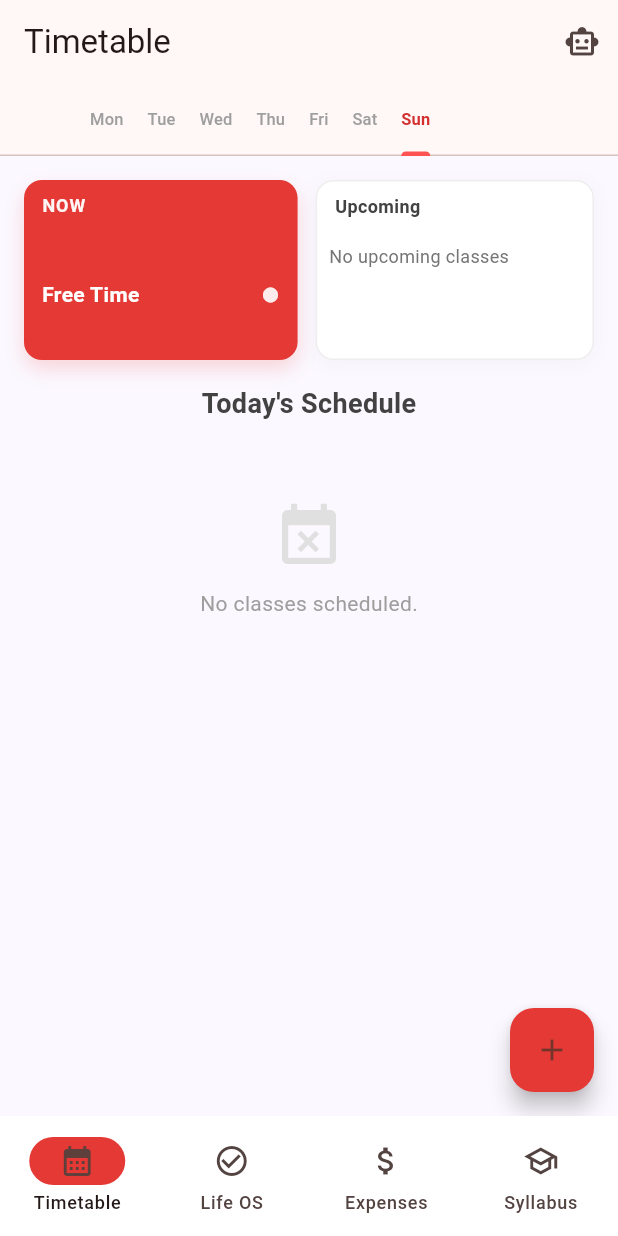
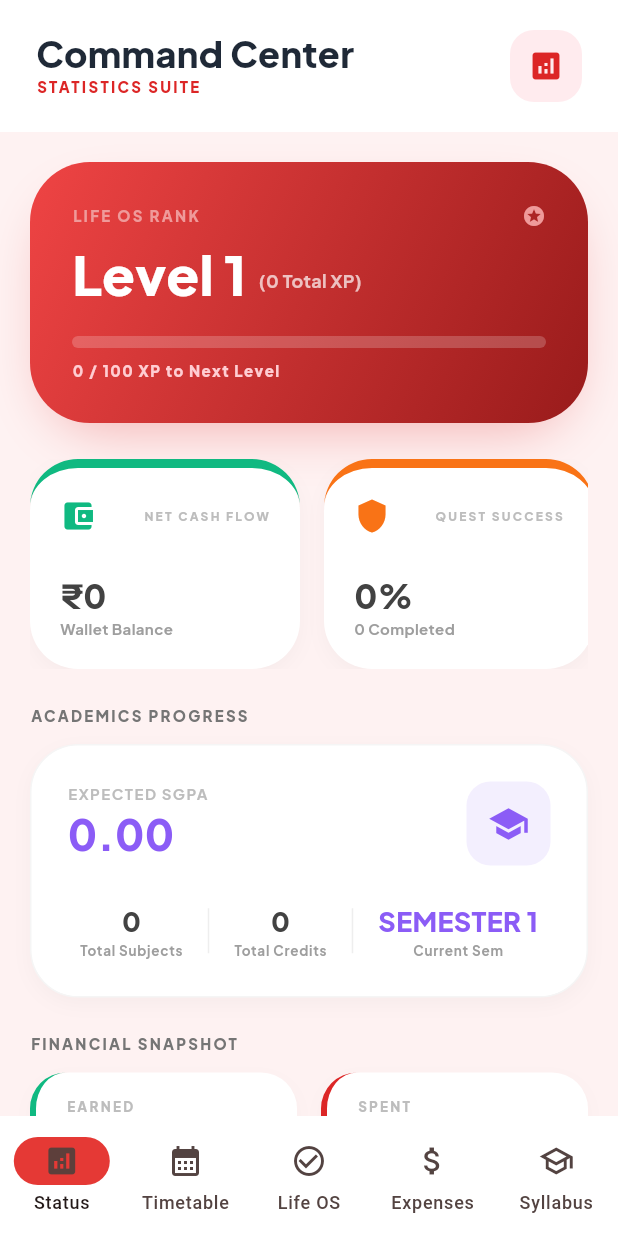
Before and after one commit to srikar-up/clg, a Flutter app: the screen it shows after launch, on a phone screen of 412 x 824 dp. Run offline on Flutter 3.47's test engine with Material 3 defaults, Android fonts, the phone set to English and light mode, and no system bars; our stand-ins replace google_fonts, hive, hive_flutter; accounts and stored records are empty.

Commit message:
feat: add DashboardScreen to display key metrics from Life OS, expenses, timetable, and syllabus.

```diff
--- a/lib/logic/life_provider.dart
+++ b/lib/logic/life_provider.dart
@@ -47,8 +47,51 @@ class LifeProvider extends ChangeNotifier {
   List<LifeEvent> get events => _events;
 
   int get totalPoints => _total;
-  int get currentLevel => (_total / 100).floor() + 1;
-  double get levelProgress => (_total % 100) / 100;
+  int get currentLevel {
+    int lvl = 1;
+    double req = 100;
+    double startSum = 0;
+    double current = _total.toDouble();
+    while (current >= (startSum + req)) {
+      startSum += req;
+      lvl++;
+      req *= 1.5;
+    }
+    return lvl;
+  }
+
+  double get levelProgress {
+    double req = 100;
+    double startSum = 0;
+    double current = _total.toDouble();
+    while (current >= (startSum + req)) {
+      startSum += req;
+      req *= 1.5;
+    }
+    return (current - startSum) / req;
+  }
+
+  int get currentLevelProgressXp {
+    double req = 100;
+    double startSum = 0;
+    double current = _total.toDouble();
+    while (current >= (startSum + req)) {
+      startSum += req;
+      req *= 1.5;
+    }
+    return (current - startSum).toInt();
+  }
+
+  int get nextLevelXp {
+    double req = 100;
+    double startSum = 0;
+    double current = _total.toDouble();
+    while (current >= (startSum + req)) {
+      startSum += req;
+      req *= 1.5;
+    }
+    return req.toInt();
+  }
 
   int get totalQuestsCompleted => _quests.where((q) => q.isCompleted).length;
   double get successRate => _quests.isEmpty ? 0 : (totalQuestsCompleted / _quests.length) * 100;
--- a/lib/main.dart
+++ b/lib/main.dart
@@ -13,6 +13,7 @@ import 'screens/timetable_screen.dart';
 import 'screens/life_os_screen.dart';
 import 'screens/expense_screen.dart'; // New
 import 'screens/syllabus_screen.dart'; // New
+import 'screens/dashboard_screen.dart';
 
 void main() async {
   WidgetsFlutterBinding.ensureInitialized();
@@ -71,6 +72,7 @@ class _MainDashboardState extends State<MainDashboard> {
   int _index = 0;
 
   final List<Widget> _screens = [
+    const DashboardScreen(),
     const TimetableScreen(),
     const LifeOsScreen(),
     const ExpenseScreen(), // Now connected
@@ -87,6 +89,7 @@ class _MainDashboardState extends State<MainDashboard> {
         onDestinationSelected: (i) => setState(() => _index = i),
         indicatorColor: Colors.red.shade600,
         destinations: const [
+          NavigationDestination(icon: Icon(Icons.analytics_outlined), selectedIcon: Icon(Icons.analytics), label: 'Status'),
           NavigationDestination(icon: Icon(Icons.calendar_month), label: 'Timetable'),
           NavigationDestination(icon: Icon(Icons.check_circle_outline), label: 'Life OS'),
           NavigationDestination(icon: Icon(Icons.attach_money), label: 'Expenses'),
--- /dev/null
+++ b/lib/screens/dashboard_screen.dart
@@ -0,0 +1,336 @@
+import 'package:flutter/material.dart';
+import 'package:provider/provider.dart';
+import 'package:google_fonts/google_fonts.dart';
+import 'package:intl/intl.dart';
+
+import '../logic/life_provider.dart';
+import '../logic/expense_provider.dart';
+import '../logic/timetable_provider.dart';
+import '../logic/syllabus_provider.dart';
+
+const _bgPrimary = Color(0xFFFEF2F2);
+const _textDark = Color(0xFF1F2937);
+const _gradStart = Color(0xFFEF4444);
+const _gradEnd = Color(0xFF991B1B);
+const _red600 = Color(0xFFDC2626);
+const _green = Color(0xFF10B981);
+const _purple = Color(0xFF8B5CF6);
+const _orange = Color(0xFFF97316);
+const _blue = Color(0xFF3B82F6);
+
+class DashboardScreen extends StatelessWidget {
+  const DashboardScreen({super.key});
+
+  @override
+  Widget build(BuildContext context) {
+    final lifeProv = context.watch<LifeProvider>();
+    final expProv = context.watch<ExpenseProvider>();
+    final timeProv = context.watch<TimetableProvider>();
+    final sylProv = context.watch<SyllabusProvider>();
+
+    final currencyFmt = NumberFormat.currency(locale: 'en_IN', symbol: '₹', decimalDigits: 0);
+
+    return Scaffold(
+      backgroundColor: _bgPrimary,
+      body: SafeArea(
+        child: Column(
+          children: [
+            // HEADER
+            Container(
+              color: Colors.white,
+              padding: const EdgeInsets.symmetric(horizontal: 24, vertical: 20),
+              child: Row(
+                mainAxisAlignment: MainAxisAlignment.spaceBetween,
+                children: [
+                   Column(
+                     crossAxisAlignment: CrossAxisAlignment.start,
+                     children: [
+                       Text('Command Center', style: GoogleFonts.plusJakartaSans(fontSize: 24, fontWeight: FontWeight.w900, color: _textDark, height: 1)),
+                       const SizedBox(height: 4),
+                       Text('STATISTICS SUITE', style: GoogleFonts.plusJakartaSans(fontSize: 10, fontWeight: FontWeight.w900, color: _red600, letterSpacing: 1.5)),
+                     ],
+                   ),
+                   Container(
+                     padding: const EdgeInsets.all(12),
+                     decoration: BoxDecoration(
+                       color: Colors.red.shade50,
+                       borderRadius: BorderRadius.circular(16)
+                     ),
+                     child: const Icon(Icons.analytics, color: _red600, size: 24),
+                   ),
+                ],
+              ),
+            ),
+
+            Expanded(
+              child: ListView(
+                physics: const BouncingScrollPhysics(),
+                padding: const EdgeInsets.all(20).copyWith(bottom: 100),
+                children: [
+
+                  // MAIN HERO METRIC (Life OS Level & XP)
+                  Container(
+                    padding: const EdgeInsets.all(28),
+                    decoration: BoxDecoration(
+                      gradient: const LinearGradient(colors: [_gradStart, _gradEnd], begin: Alignment.topLeft, end: Alignment.bottomRight),
+                      borderRadius: BorderRadius.circular(40),
+                      boxShadow: const [BoxShadow(color: Color.fromRGBO(220, 38, 38, 0.3), blurRadius: 30, spreadRadius: -10, offset: Offset(0, 15))],
+                    ),
+                    child: Column(
+                      crossAxisAlignment: CrossAxisAlignment.start,
+                      children: [
+                         Row(
+                           mainAxisAlignment: MainAxisAlignment.spaceBetween,
+                           children: [
+                             Text('LIFE OS RANK', style: GoogleFonts.plusJakartaSans(fontSize: 10, fontWeight: FontWeight.w900, color: Colors.red.shade200, letterSpacing: 1.5)),
+                             Icon(Icons.stars, color: Colors.red.shade200, size: 16),
+                           ],
+                         ),
+                         const SizedBox(height: 12),
+                         Row(
+                           crossAxisAlignment: CrossAxisAlignment.end,
+                           children: [
+                              Text('Level ${lifeProv.currentLevel}', style: GoogleFonts.plusJakartaSans(fontSize: 36, fontWeight: FontWeight.w900, color: Colors.white, height: 1)),
+                              const SizedBox(width: 8),
+                              Padding(
+                                padding: const EdgeInsets.only(bottom: 4),
+                                child: Text('(${lifeProv.totalPoints} Total XP)', style: GoogleFonts.plusJakartaSans(fontSize: 12, fontWeight: FontWeight.bold, color: Colors.white70)),
+                              ),
+                           ],
+                         ),
+                         const SizedBox(height: 24),
+                         Container(
+                           height: 8,
+                           width: double.infinity,
+                           decoration: BoxDecoration(color: Colors.white.withValues(alpha: 0.2), borderRadius: BorderRadius.circular(12)),
+                           child: FractionallySizedBox(
+                             alignment: Alignment.centerLeft,
+                             widthFactor: lifeProv.levelProgress.clamp(0.0, 1.0),
+                             child: Container(
+                               decoration: BoxDecoration(color: Colors.white, borderRadius: BorderRadius.circular(12)),
+                             ),
+                           ),
+                         ),
+                         const SizedBox(height: 8),
+                         Text('${lifeProv.currentLevelProgressXp} / ${lifeProv.nextLevelXp} XP to Next Level', style: GoogleFonts.plusJakartaSans(fontSize: 10, fontWeight: FontWeight.w900, color: Colors.red.shade100, letterSpacing: 1)),
+                      ],
+                    ),
+                  ),
+
+                  const SizedBox(height: 24),
+
+                  // HORIZONTAL METRICS LIST (Scrollable Cards)
+                  SizedBox(
+                    height: 140,
+                    child: ListView(
+                      scrollDirection: Axis.horizontal,
+                      physics: const BouncingScrollPhysics(),
+                      children: [
+                        _buildInfoCard(
+                           title: 'NET CASH FLOW',
+                           value: currencyFmt.format(expProv.netCashFlow),
+                           subtitle: 'Wallet Balance',
+                           icon: Icons.account_balance_wallet,
+                           color: _green,
+                        ),
+                        const SizedBox(width: 16),
+                        _buildInfoCard(
+                           title: 'QUEST SUCCESS',
+                           value: '${lifeProv.successRate.toStringAsFixed(0)}%',
+                           subtitle: '${lifeProv.totalQuestsCompleted} Completed',
+                           icon: Icons.shield,
+                           color: _orange,
+                        ),
+                        const SizedBox(width: 16),
+                        _buildInfoCard(
+                           title: 'TODAY\'S CLASSES',
+                           value: '${timeProv.getItemsForDay(DateTime.now().weekday).length}',
+                           subtitle: 'Scheduled items',
+                           icon: Icons.calendar_today,
+                           color: _blue,
+                        ),
+                      ],
+                    ),
+                  ),
+
+                  const SizedBox(height: 24),
+
+                  // ACADEMICS WIDGET (Syllabus)
+                  Text('ACADEMICS PROGRESS', style: GoogleFonts.plusJakartaSans(fontSize: 10, fontWeight: FontWeight.w900, color: Colors.grey.shade600, letterSpacing: 1.5)),
+                  const SizedBox(height: 12),
+                  Container(
+                    padding: const EdgeInsets.all(24),
+                    decoration: BoxDecoration(
+                      color: Colors.white,
+                      borderRadius: BorderRadius.circular(32),
+                      boxShadow: const [BoxShadow(color: Color.fromRGBO(0,0,0,0.03), blurRadius: 10, offset: Offset(0, 4))],
+                      border: Border.all(color: Colors.grey.shade100)
+                    ),
+                    child: Column(
+                      children: [
+                        Row(
+                          mainAxisAlignment: MainAxisAlignment.spaceBetween,
+                          children: [
+                            Column(
+                              crossAxisAlignment: CrossAxisAlignment.start,
+                              children: [
+                                Text('EXPECTED SGPA', style: GoogleFonts.plusJakartaSans(fontSize: 10, fontWeight: FontWeight.bold, color: Colors.grey.shade400, letterSpacing: 1)),
+                                Text(sylProv.predictSGPA().toStringAsFixed(2), style: GoogleFonts.plusJakartaSans(fontSize: 28, fontWeight: FontWeight.w900, color: _purple)),
+                              ],
+                            ),
+                            Container(
+                              width: 56, height: 56,
+                              decoration: BoxDecoration(color: _purple.withValues(alpha:0.1), borderRadius: BorderRadius.circular(16)),
+                              child: const Icon(Icons.school, color: _purple, size: 28),
+                            )
+                          ],
+                        ),
+                        const SizedBox(height: 24),
+                        Row(
+                          mainAxisAlignment: MainAxisAlignment.spaceAround,
+                          children: [
+                            _buildStatColumn('Total Subjects', '${sylProv.subjects.length}', Colors.grey.shade800),
+                            Container(width: 1, height: 30, color: Colors.grey.shade200),
+                            _buildStatColumn('Total Credits', '${sylProv.subjects.fold<int>(0, (prev, s) => prev + s.credits)}', Colors.grey.shade800),
+                            Container(width: 1, height: 30, color: Colors.grey.shade200),
+                            _buildStatColumn('Current Sem', '${sylProv.activeSemesterName}', _purple),
+                          ],
+                        )
+                      ],
+                    ),
+                  ),
+
+                  const SizedBox(height: 24),
+
+                  // WEALTH WIDGET (Finance)
+                  Text('FINANCIAL SNAPSHOT', style: GoogleFonts.plusJakartaSans(fontSize: 10, fontWeight: FontWeight.w900, color: Colors.grey.shade600, letterSpacing: 1.5)),
+                  const SizedBox(height: 12),
+                  Row(
+                    children: [
+                      Expanded(child: _buildFinanceCard('Earned', expProv.totalIncome, _green)),
+                      const SizedBox(width: 16),
+                      Expanded(child: _buildFinanceCard('Spent', expProv.totalExpense, _red600)),
+                    ],
+                  ),
+                  const SizedBox(height: 16),
+                  Row(
+                    children: [
+                      Expanded(child: _buildFinanceCard('Investing', expProv.totalInvestment, _purple, subtitle: '${expProv.investRate.toStringAsFixed(1)}% Rate')),
+                      const SizedBox(width: 16),
+                      Expanded(child: _buildFinanceCard('Debt', expProv.outstandingDebt, _orange, isDebt: true)),
+                    ],
+                  ),
+
+                  const SizedBox(height: 24),
+
+                  // TIMETABLE QUICK ACTION
+                  Container(
+                    padding: const EdgeInsets.all(24),
+                    decoration: BoxDecoration(
+                      color: Colors.red.shade50,
+                      borderRadius: BorderRadius.circular(32),
+                      border: Border.all(color: Colors.red.shade100)
+                    ),
+                    child: Row(
+                      mainAxisAlignment: MainAxisAlignment.spaceBetween,
+                      children: [
+                        Column(
+                          crossAxisAlignment: CrossAxisAlignment.start,
+                          children: [
+                             Text('UPCOMING CLASSES', style: GoogleFonts.plusJakartaSans(fontSize: 10, fontWeight: FontWeight.w900, color: _red600, letterSpacing: 1.5)),
+                             const SizedBox(height: 4),
+                             Text('${timeProv.getItemsForDay(DateTime.now().weekday).where((e) {
+                               final now = TimeOfDay.now();
+                               return (e.startHour * 60 + e.startMinute) > (now.hour * 60 + now.minute);
+                             }).length} Remaining Today', style: GoogleFonts.plusJakartaSans(fontSize: 16, fontWeight: FontWeight.bold, color: Colors.grey.shade800)),
+                          ],
+                        ),
+                        Container(
+                          width: 48, height: 48,
+                          decoration: BoxDecoration(color: Colors.white, borderRadius: BorderRadius.circular(16), border: Border.all(color: Colors.red.shade100)),
+                          child: const Icon(Icons.arrow_forward, color: _red600),
+                        )
+                      ],
+                    ),
+                  )
+
+                ],
+              ),
+            )
+          ],
+        ),
+      ),
+    );
+  }
+
+  Widget _buildInfoCard({required String title, required String value, required String subtitle, required IconData icon, required Color color}) {
+    return Container(
+       width: 180,
+       padding: const EdgeInsets.all(20),
+       decoration: BoxDecoration(
+         color: Colors.white,
+         borderRadius: BorderRadius.circular(32),
+         boxShadow: const [BoxShadow(color: Color.fromRGBO(0,0,0,0.03), blurRadius: 10, offset: Offset(0, 4))],
+         border: Border(top: BorderSide(color: color, width: 6)),
+       ),
+       child: Column(
+         crossAxisAlignment: CrossAxisAlignment.start,
+         mainAxisAlignment: MainAxisAlignment.spaceBetween,
+         children: [
+           Row(
+             mainAxisAlignment: MainAxisAlignment.spaceBetween,
+             children: [
+               Icon(icon, color: color, size: 24),
+               Text(title, style: GoogleFonts.plusJakartaSans(fontSize: 8, fontWeight: FontWeight.w900, color: Colors.grey.shade400, letterSpacing: 1.5)),
+             ],
+           ),
+           Column(
+             crossAxisAlignment: CrossAxisAlignment.start,
+             children: [
+               Text(value, style: GoogleFonts.plusJakartaSans(fontSize: 22, fontWeight: FontWeight.w900, color: Colors.grey.shade800, height: 1)),
+               const SizedBox(height: 4),
+               Text(subtitle, style: GoogleFonts.plusJakartaSans(fontSize: 10, fontWeight: FontWeight.bold, color: Colors.grey.shade500)),
+             ],
+           )
+         ],
+       ),
+    );
+  }
+
+  Widget _buildStatColumn(String label, String value, Color valColor) {
+    return Column(
+      children: [
+        Text(value, style: GoogleFonts.plusJakartaSans(fontSize: 18, fontWeight: FontWeight.w900, color: valColor)),
+        Text(label, style: GoogleFonts.plusJakartaSans(fontSize: 9, fontWeight: FontWeight.bold, color: Colors.grey.shade500, letterSpacing: 0.5)),
+      ],
+    );
+  }
+
+  Widget _buildFinanceCard(String label, double amount, Color color, {String? subtitle, bool isDebt = false}) {
+     final fmt = NumberFormat.currency(locale: 'en_IN', symbol: '₹', decimalDigits: 0);
+     return Container(
+       padding: const EdgeInsets.symmetric(horizontal: 20, vertical: 16),
+       decoration: BoxDecoration(
+         color: Colors.white,
+         borderRadius: BorderRadius.circular(24),
+         border: Border(left: BorderSide(color: color, width: 4)),
+         boxShadow: const [BoxShadow(color: Color.fromRGBO(0,0,0,0.02), blurRadius: 10, offset: Offset(0, 4))]
+       ),
+       child: Column(
+         crossAxisAlignment: CrossAxisAlignment.start,
+         children: [
+           Text(label.toUpperCase(), style: GoogleFonts.plusJakartaSans(fontSize: 9, fontWeight: FontWeight.w900, color: Colors.grey.shade400, letterSpacing: 1.5)),
+           const SizedBox(height: 4),
+           Text(fmt.format(amount), style: GoogleFonts.plusJakartaSans(fontSize: 18, fontWeight: FontWeight.w900, color: Colors.grey.shade800)),
+           if (subtitle != null) ...[
+             const SizedBox(height: 2),
+             Text(subtitle, style: GoogleFonts.plusJakartaSans(fontSize: 9, fontWeight: FontWeight.bold, color: color)),
+           ] else if (isDebt && amount > 0) ...[
+             const SizedBox(height: 2),
+             Text('To be paid', style: GoogleFonts.plusJakartaSans(fontSize: 9, fontWeight: FontWeight.bold, color: color)),
+           ]
+         ],
+       ),
+     );
+  }
+}
--- a/lib/screens/life_os_screen.dart
+++ b/lib/screens/life_os_screen.dart
@@ -162,7 +162,7 @@ class _LifeOsScreenState extends State<LifeOsScreen> with SingleTickerProviderSt
                                         Text('Level ${provider.currentLevel + 1}', style: GoogleFonts.plusJakartaSans(fontSize: 24, fontWeight: FontWeight.w900, color: Colors.white)),
                                       ],
                                     ),
-                                    Text('${(provider.totalPoints % 100)} / 100 XP', style: GoogleFonts.plusJakartaSans(fontSize: 12, fontWeight: FontWeight.bold, color: Colors.white.withValues(alpha: 0.9))),
+                                    Text('${provider.currentLevelProgressXp} / ${provider.nextLevelXp} XP', style: GoogleFonts.plusJakartaSans(fontSize: 12, fontWeight: FontWeight.bold, color: Colors.white.withValues(alpha: 0.9))),
                                   ],
                                 ),
                                 const SizedBox(height: 16),
```
Also changed, not shown: 1 other file.
